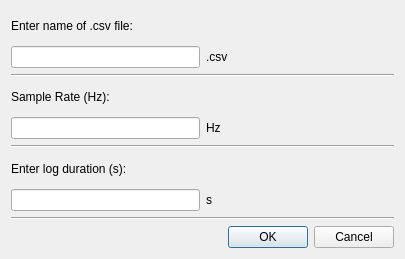
Above: projectsettingsbox.ui from alliekim13/GUI before the change. Below: the same form after it.
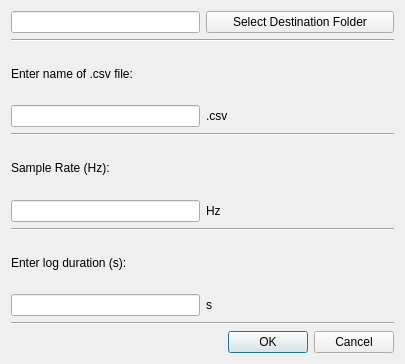
That is the form after the change.

The edit to the form file:
```diff
--- a/projectsettingsbox.ui
+++ b/projectsettingsbox.ui
@@ -7,45 +7,52 @@
     <x>0</x>
     <y>0</y>
     <width>405</width>
-    <height>259</height>
+    <height>364</height>
    </rect>
   </property>
   <property name="windowTitle">
    <string>Project Settings</string>
   </property>
   <layout class="QGridLayout" name="gridLayout">
-   <item row="1" column="1">
+   <item row="2" column="0" colspan="2">
+    <widget class="Line" name="line_4">
+     <property name="orientation">
+      <enum>Qt::Horizontal</enum>
+     </property>
+    </widget>
+   </item>
+   <item row="4" column="1">
     <widget class="QLabel" name="label_4">
      <property name="text">
       <string>.csv</string>
      </property>
     </widget>
    </item>
-   <item row="6" column="0" colspan="2">
+   <item row="9" column="0" colspan="2">
     <widget class="Line" name="line_2">
      <property name="orientation">
       <enum>Qt::Horizontal</enum>
      </property>
     </widget>
    </item>
-   <item row="3" column="0" colspan="2">
+   <item row="6" column="0" colspan="2">
     <widget class="Line" name="line">
      <property name="orientation">
       <enum>Qt::Horizontal</enum>
      </property>
     </widget>
    </item>
-   <item row="8" column="0">
+   <item row="11" column="0">
     <widget class="QLineEdit" name="lineEdit_3"/>
    </item>
-   <item row="5" column="1">
+   <item row="8" column="1">
     <widget class="QLabel" name="label_5">
      <property name="text">
       <string>Hz</string>
      </property>
     </widget>
    </item>
-   <item row="10" column="1">
+   <item row="13" column="1">
     <widget class="QDialogButtonBox" name="buttonBox">
      <property name="orientation">
       <enum>Qt::Horizontal</enum>
@@ -55,51 +62,61 @@
      </property>
     </widget>
    </item>
-   <item row="4" column="0">
+   <item row="7" column="0">
     <widget class="QLabel" name="label_2">
      <property name="text">
       <string>Sample Rate (Hz):</string>
      </property>
     </widget>
    </item>
-   <item row="8" column="1">
+   <item row="11" column="1">
     <widget class="QLabel" name="label_6">
      <property name="text">
       <string>s</string>
      </property>
     </widget>
    </item>
-   <item row="1" column="0">
+   <item row="4" column="0">
     <widget class="QLineEdit" name="lineEdit"/>
    </item>
-   <item row="5" column="0">
+   <item row="8" column="0">
     <widget class="QLineEdit" name="lineEdit_2">
      <property name="text">
       <string/>
      </property>
     </widget>
    </item>
-   <item row="7" column="0">
+   <item row="10" column="0">
     <widget class="QLabel" name="label_3">
      <property name="text">
       <string>Enter log duration (s):</string>
      </property>
     </widget>
    </item>
-   <item row="0" column="0">
+   <item row="3" column="0">
     <widget class="QLabel" name="label">
      <property name="text">
       <string>Enter name of .csv file:</string>
      </property>
     </widget>
    </item>
-   <item row="9" column="0" colspan="2">
+   <item row="12" column="0" colspan="2">
     <widget class="Line" name="line_3">
      <property name="orientation">
       <enum>Qt::Horizontal</enum>
      </property>
     </widget>
    </item>
+   <item row="0" column="1">
+    <widget class="QPushButton" name="pushButton">
+     <property name="text">
+      <string>Select Destination Folder</string>
+     </property>
+    </widget>
+   </item>
+   <item row="0" column="0">
+    <widget class="QLineEdit" name="lineEdit_4"/>
+   </item>
   </layout>
  </widget>
  <resources/>
```
